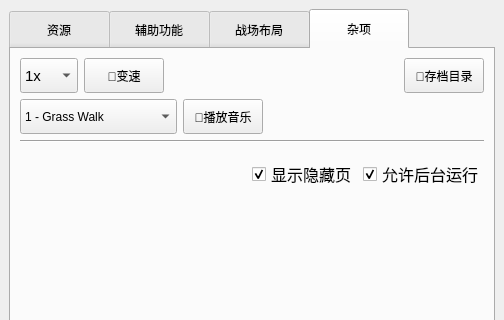
Above: pvztoolkit.ui from windshadow233/pvz-toolkit before the change; both pictures show x 0 to 504 and y 0 to 320 of the 504 by 555 pixel window. Below: the same form after it.
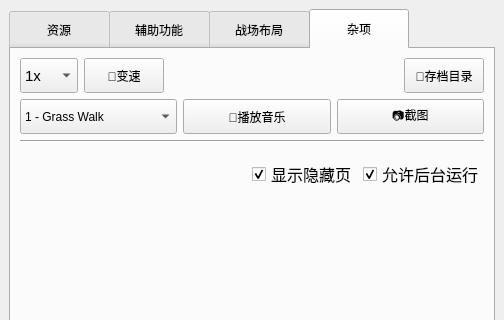
That is the form after the change. The open tabs and pages were chosen to show the change.

The edit to the form file:
```diff
--- a/pvztoolkit.ui
+++ b/pvztoolkit.ui
@@ -2788,17 +2788,20 @@
            </widget>
           </item>
           <item>
-           <spacer name="horizontalSpacer_7">
-            <property name="orientation">
-             <enum>Qt::Horizontal</enum>
-            </property>
-            <property name="sizeHint" stdset="0">
+           <widget class="QPushButton" name="pushButton_22">
+            <property name="minimumSize">
              <size>
-              <width>40</width>
-              <height>20</height>
+              <width>0</width>
+              <height>35</height>
              </size>
             </property>
-           </spacer>
+            <property name="toolTip">
+             <string>截图到剪切板</string>
+            </property>
+            <property name="text">
+             <string>📷截图</string>
+            </property>
+           </widget>
           </item>
          </layout>
         </item>
```
Left out of the diff: 17 changed lines with no effect on the pictures.
